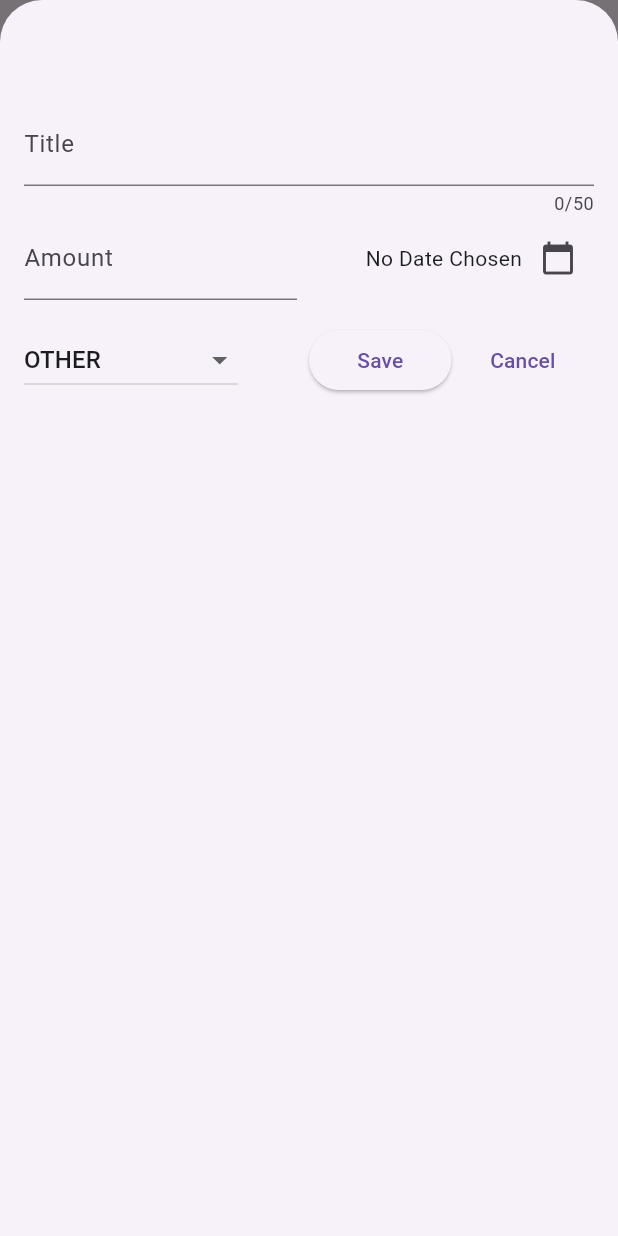
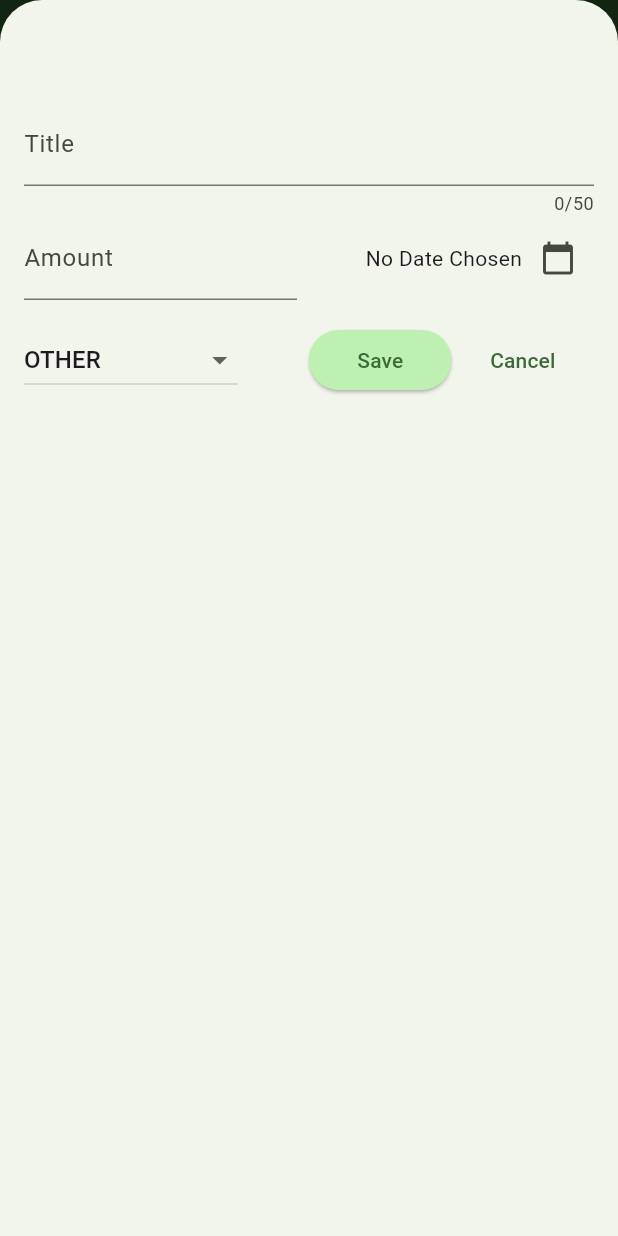
Before and after one commit to Zoro-chi/flutter-expense-tracker, a Flutter app: the screen it shows after launch, after a tap on the "add" icon, on a phone screen of 412 x 824 dp. Run offline on Flutter 3.47's test engine with Material 3 defaults, Android fonts, the phone set to English and light mode, and no system bars.

Commit message:
expense tracker

```diff
--- a/lib/main.dart
+++ b/lib/main.dart
@@ -2,11 +2,55 @@ import 'package:flutter/material.dart';
 
 import 'package:expense_tracker/widgets/expenses.dart';
 
+var kColorScheme = ColorScheme.fromSeed(
+  seedColor: const Color.fromARGB(255, 95, 253, 93),
+);
+
+var kDarkColorScheme = ColorScheme.fromSeed(
+  brightness: Brightness.dark,
+  seedColor: const Color.fromARGB(255, 42, 97, 138),
+);
+
 void main() {
   runApp(
     MaterialApp(
-      theme: ThemeData().copyWith(scaffoldBackgroundColor: Colors.limeAccent),
-      home: Expenses(),
+      darkTheme: ThemeData.dark().copyWith(
+        colorScheme: kDarkColorScheme,
+        cardTheme: const CardTheme().copyWith(
+          color: kDarkColorScheme.secondaryContainer,
+          margin: const EdgeInsets.symmetric(horizontal: 16, vertical: 8),
+        ),
+        elevatedButtonTheme: ElevatedButtonThemeData(
+          style: ElevatedButton.styleFrom(
+            backgroundColor: kDarkColorScheme.primaryContainer,
+            foregroundColor: kDarkColorScheme.onPrimaryContainer,
+          ),
+        ),
+      ),
+      theme: ThemeData().copyWith(
+        colorScheme: kColorScheme,
+        appBarTheme: const AppBarTheme().copyWith(
+          backgroundColor: kColorScheme.onPrimaryContainer,
+          foregroundColor: kColorScheme.primaryContainer,
+        ),
+        cardTheme: const CardTheme().copyWith(
+          color: kColorScheme.secondaryContainer,
+          margin: const EdgeInsets.symmetric(horizontal: 16, vertical: 8),
+        ),
+        elevatedButtonTheme: ElevatedButtonThemeData(
+          style: ElevatedButton.styleFrom(
+              backgroundColor: kColorScheme.primaryContainer),
+        ),
+        textTheme: ThemeData().textTheme.copyWith(
+              titleLarge: TextStyle(
+                fontWeight: FontWeight.normal,
+                fontSize: 14,
+                color: kColorScheme.secondaryContainer,
+              ),
+            ),
+      ),
+      themeMode: ThemeMode.light, // default is ThemeMode.system
+      home: const Expenses(),
     ),
   );
 }
--- a/lib/models/expense.dart
+++ b/lib/models/expense.dart
@@ -43,3 +43,28 @@ class Expense {
     return formatter.format(date);
   }
 }
+
+class ExpenseBucket {
+  ExpenseBucket({
+    required this.category,
+    required this.expenses,
+  });
+
+  ExpenseBucket.forCategory(List<Expense> allExpenses, this.category)
+      : expenses = allExpenses
+            .where((expense) => expense.category == category)
+            .toList();
+
+  final Category category;
+  final List<Expense> expenses;
+
+  double get totalExpenses {
+    double sum = 0;
+
+    for (final expense in expenses) {
+      sum += expense.amount;
+    }
+
+    return sum;
+  }
+}
--- /dev/null
+++ b/lib/widgets/chart/chart.dart
@@ -0,0 +1,98 @@
+import 'package:flutter/material.dart';
+
+import 'package:expense_tracker/widgets/chart/chart_bar.dart';
+import 'package:expense_tracker/models/expense.dart';
+
+class Chart extends StatelessWidget {
+  const Chart({super.key, required this.expenses});
+
+  final List<Expense> expenses;
+
+  List<ExpenseBucket> get buckets {
+    return [
+      ExpenseBucket.forCategory(expenses, Category.food),
+      ExpenseBucket.forCategory(expenses, Category.education),
+      ExpenseBucket.forCategory(expenses, Category.entertainment),
+      ExpenseBucket.forCategory(expenses, Category.health),
+      ExpenseBucket.forCategory(expenses, Category.housing),
+      ExpenseBucket.forCategory(expenses, Category.transportation),
+      ExpenseBucket.forCategory(expenses, Category.other),
+    ];
+  }
+
+  double get maxTotalExpense {
+    double maxTotalExpense = 0;
+
+    for (final bucket in buckets) {
+      if (bucket.totalExpenses > maxTotalExpense) {
+        maxTotalExpense = bucket.totalExpenses;
+      }
+    }
+
+    return maxTotalExpense;
+  }
+
+  @override
+  Widget build(BuildContext context) {
+    final isDarkMode =
+        MediaQuery.of(context).platformBrightness == Brightness.dark;
+    return Container(
+      margin: const EdgeInsets.all(16),
+      padding: const EdgeInsets.symmetric(
+        vertical: 16,
+        horizontal: 8,
+      ),
+      width: double.infinity,
+      height: 180,
+      decoration: BoxDecoration(
+        borderRadius: BorderRadius.circular(8),
+        gradient: LinearGradient(
+          colors: [
+            Theme.of(context).colorScheme.primary.withOpacity(0.3),
+            Theme.of(context).colorScheme.primary.withOpacity(0.0)
+          ],
+          begin: Alignment.bottomCenter,
+          end: Alignment.topCenter,
+        ),
+      ),
+      child: Column(
+        children: [
+          Expanded(
+            child: Row(
+              crossAxisAlignment: CrossAxisAlignment.end,
+              children: [
+                for (final bucket in buckets) // alternative to map()
+                  ChartBar(
+                    fill: bucket.totalExpenses == 0
+                        ? 0
+                        : bucket.totalExpenses / maxTotalExpense,
+                  )
+              ],
+            ),
+          ),
+          const SizedBox(height: 12),
+          Row(
+            children: buckets
+                .map(
+                  (bucket) => Expanded(
+                    child: Padding(
+                      padding: const EdgeInsets.symmetric(horizontal: 4),
+                      child: Icon(
+                        categoryIcons[bucket.category],
+                        color: isDarkMode
+                            ? Theme.of(context).colorScheme.secondary
+                            : Theme.of(context)
+                                .colorScheme
+                                .primary
+                                .withOpacity(0.7),
+                      ),
+                    ),
+                  ),
+                )
+                .toList(),
+          )
+        ],
+      ),
+    );
+  }
+}
--- /dev/null
+++ b/lib/widgets/chart/chart_bar.dart
@@ -0,0 +1,34 @@
+import 'package:flutter/material.dart';
+
+class ChartBar extends StatelessWidget {
+  const ChartBar({
+    super.key,
+    required this.fill,
+  });
+
+  final double fill;
+
+  @override
+  Widget build(BuildContext context) {
+    final isDarkMode =
+        MediaQuery.of(context).platformBrightness == Brightness.dark;
+    return Expanded(
+      child: Padding(
+        padding: const EdgeInsets.symmetric(horizontal: 4),
+        child: FractionallySizedBox(
+          heightFactor: fill,
+          child: DecoratedBox(
+            decoration: BoxDecoration(
+              shape: BoxShape.rectangle,
+              borderRadius:
+                  const BorderRadius.vertical(top: Radius.circular(8)),
+              color: isDarkMode
+                  ? Theme.of(context).colorScheme.secondary
+                  : Theme.of(context).colorScheme.primary.withOpacity(0.65),
+            ),
+          ),
+        ),
+      ),
+    );
+  }
+}
--- a/lib/widgets/expense_list/expenses_list.dart
+++ b/lib/widgets/expense_list/expenses_list.dart
@@ -14,6 +14,11 @@ class ExpensesList extends StatelessWidget {
         key: ValueKey(
           expenses[index],
         ),
+        background: Container(
+          color: Theme.of(context).colorScheme.error.withOpacity(0.5),
+          margin: EdgeInsets.symmetric(
+              horizontal: Theme.of(context).cardTheme.margin!.horizontal),
+        ),
         onDismissed: (direction) {
           onDeleteExpense(expenses[index]);
         },
--- a/lib/widgets/expenses.dart
+++ b/lib/widgets/expenses.dart
@@ -1,6 +1,7 @@
-import 'package:expense_tracker/widgets/new_expense.dart';
 import 'package:flutter/material.dart';
 
+import 'package:expense_tracker/widgets/chart/chart.dart';
+import 'package:expense_tracker/widgets/new_expense.dart';
 import 'package:expense_tracker/models/expense.dart';
 import 'package:expense_tracker/widgets/expense_list/expenses_list.dart';
 
@@ -115,7 +116,7 @@ class _ExpensesState extends State<Expenses> {
       ),
       body: Column(
         children: [
-          const Text('The Chart'),
+          Chart(expenses: _registeredExpenses),
           Expanded(
             child: mainContent,
           ),
```
